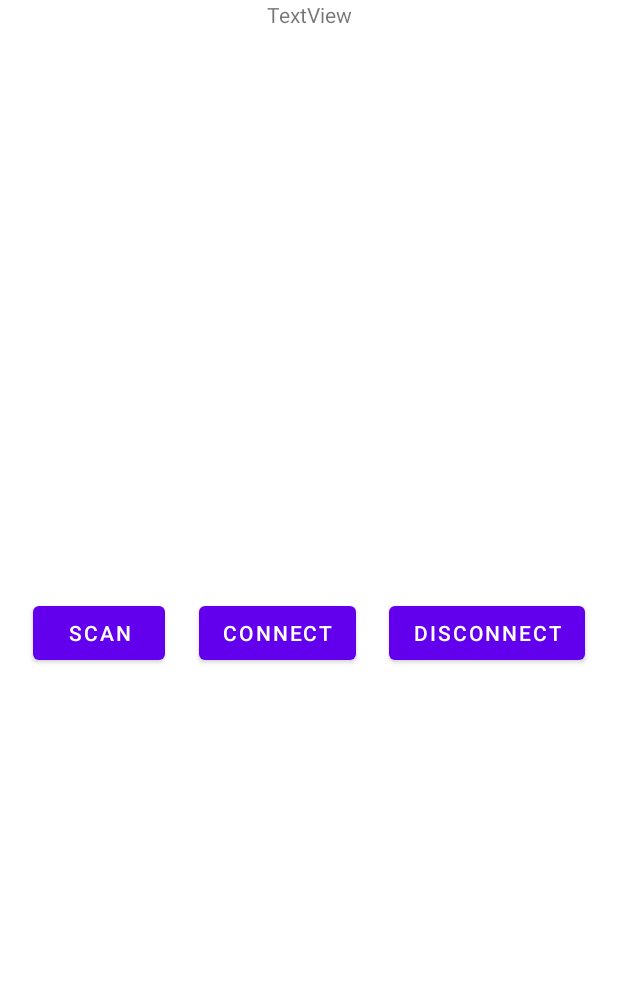
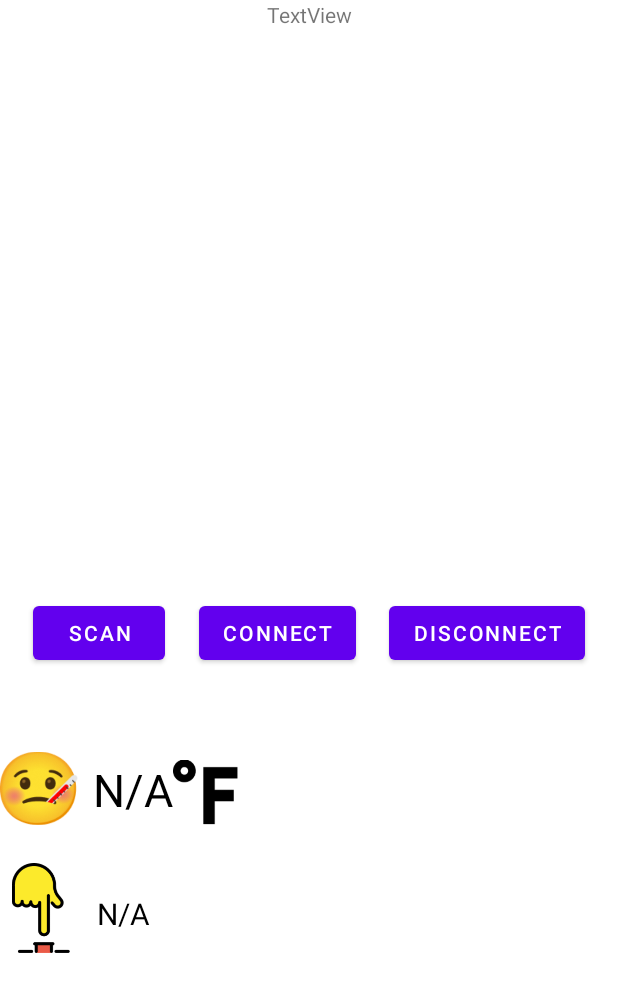
Before and after one commit to jcao15/A5-6-Thermo-BLE-ECE-523-, an Android app: the layout activity_main.xml on its own in the app's theme, with its tools: preview values and no code run, on a phone screen of 412 x 824 dp. Shown: the top 992 px of the screen. Run offline under Robolectric (Android 15) with nearby library versions, the phone set to English and light mode, and no system bars.

Commit message:
-A5 modifications

```diff
--- a/android/app/src/main/AndroidManifest.xml
+++ b/android/app/src/main/AndroidManifest.xml
@@ -1,6 +1,7 @@
 <?xml version="1.0" encoding="utf-8"?>
 <manifest xmlns:android="http://schemas.android.com/apk/res/android"
     package="edu.uw.ee523.a5">
+
     <uses-permission android:name="android.permission.BLUETOOTH"/>
     <uses-permission android:name="android.permission.BLUETOOTH_ADMIN"/>
     <uses-permission android:name="android.permission.BLUETOOTH_CONNECT"/>
--- a/android/app/src/main/java/edu/uw/ee523/a5/MyItemDetailsLookup.kt
+++ b/android/app/src/main/java/edu/uw/ee523/a5/MyItemDetailsLookup.kt
@@ -1,8 +1,8 @@
-package edu.uw.ee523.btdemo
-
+package edu.uw.ee523.a5
 import android.view.MotionEvent
 import androidx.recyclerview.selection.ItemDetailsLookup
 import androidx.recyclerview.widget.RecyclerView
+import edu.uw.ee523.a5.BluetoothDeviceListAdapter
 
 class MyItemDetailsLookup(private val recyclerView: RecyclerView) :
     ItemDetailsLookup<String>() {
--- a/android/app/src/main/res/layout/activity_main.xml
+++ b/android/app/src/main/res/layout/activity_main.xml
@@ -88,18 +88,59 @@
         app:layout_constraintTop_toBottomOf="@id/button_scan"
         app:layout_constraintVertical_weight="1" >
 
-        <LinearLayout
+        <RelativeLayout
+            android:layout_marginTop="50dp"
             android:layout_width="match_parent"
             android:layout_height="match_parent"
             android:orientation="vertical" >
 
-            <androidx.recyclerview.widget.RecyclerView
-                android:id="@+id/recyclerView_gatt"
+            <ImageView
+                android:id="@+id/tempFace"
+                android:layout_width="52dp"
+                android:layout_height="59dp"
+                android:src="@drawable/_emoji__face_with_thermometer_" />
+
+            <TextView
+                android:id="@+id/textView4"
+                android:layout_width="wrap_content"
+                android:layout_height="wrap_content"
+                android:layout_marginStart="10dp"
+                android:layout_marginTop="10dp"
+                android:layout_toRightOf="@id/tempFace"
+                android:text="N/A"
+                android:textColor="@color/black"
+                android:textSize="30dp" />
+
+            <ImageView
+                android:id="@+id/unitF"
+                android:layout_width="43dp"
+                android:layout_height="44dp"
+                android:layout_marginTop="10dp"
+                android:layout_toRightOf="@id/textView4"
+                android:src="@drawable/_icon__temperature_fahrenheit_" />
+
+            <ImageView
+                android:id="@+id/pressBt"
+                android:layout_width="44dp"
+                android:layout_height="60dp"
+                android:src="@drawable/_emoji__finger_pushing_button_"
+                android:layout_below="@+id/tempFace"
+                android:layout_marginTop="20dp"
+                android:layout_marginStart="5dp"/>
+
+            <TextView
+                android:id="@+id/textView3"
                 android:layout_width="match_parent"
-                android:layout_height="match_parent"
-                android:padding="10dp"
-                />
-        </LinearLayout>
+                android:layout_height="wrap_content"
+                android:layout_below="@+id/tempFace"
+                android:layout_marginStart="15dp"
+                android:layout_marginTop="40dp"
+                android:layout_toRightOf="@+id/pressBt"
+                android:text="N/A"
+                android:textColor="@color/black"
+                android:textSize="20dp" />
+
+        </RelativeLayout>
     </ScrollView>
 
 
```
Also changed, not shown: android/app/src/main/java/edu/uw/ee523/a5/BluetoothDeviceListAdapter.kt (+8 -23 lines), android/app/src/main/java/edu/uw/ee523/a5/GattListAdapter.kt (+6 -10 lines), android/app/src/main/java/edu/uw/ee523/a5/LeDeviceListAdapter.kt (+4 -22 lines), android/app/src/main/java/edu/uw/ee523/a5/MainActivity.kt (+69 -26 lines), android/app/src/main/java/edu/uw/ee523/a5/MyItemKeyProvider.kt (+4 -4 lines), android/app/src/main/java/edu/uw/ee523/a5/SampleGattAttributes.kt (+6 -1 lines), android/app/src/main/res/drawable/_emoji__face_with_thermometer_.png (added), android/app/src/main/res/drawable/_emoji__finger_pushing_button_.png (added), android/app/src/main/res/drawable/_icon__temperature_fahrenheit_.png (added), 2 other files.
